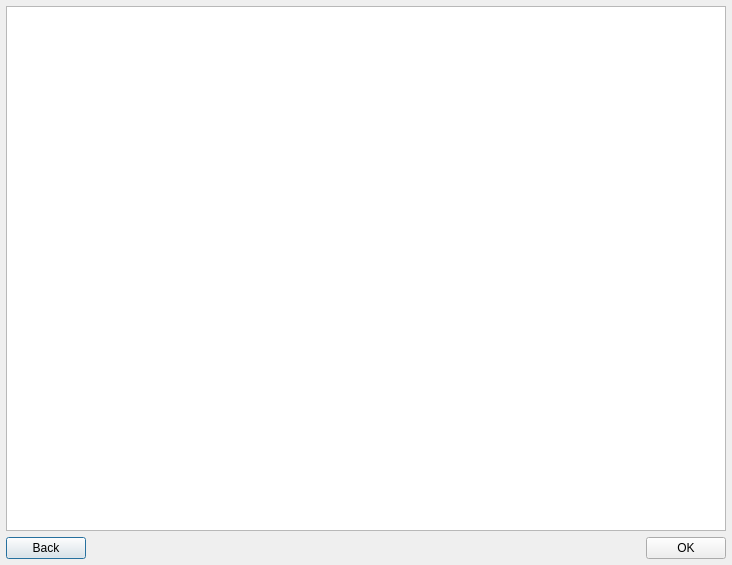
Old version of the form sub3suite/src/Dialogs/DocumentationDialog.ui in the repository 3nock/OTE.
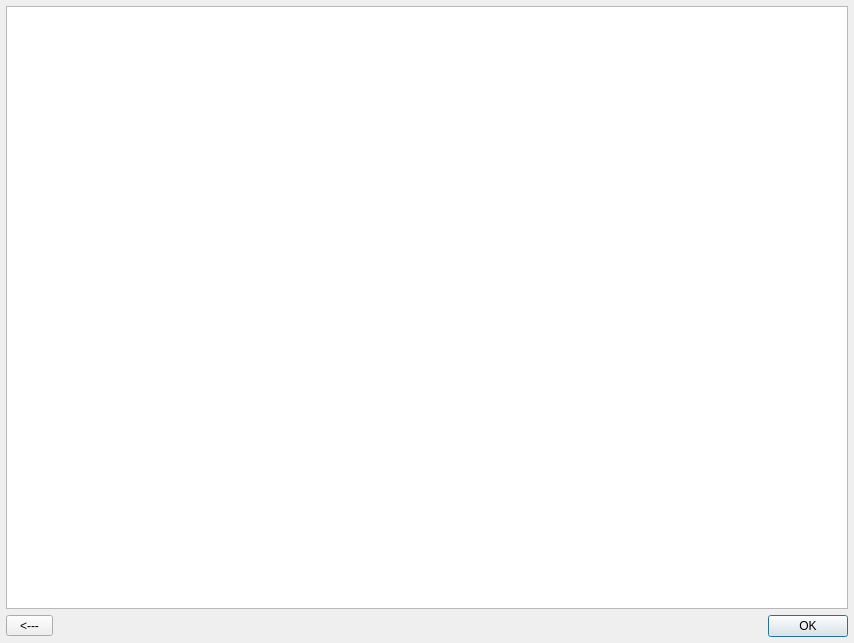
New version of the form.

Commit message: osint engine documentation

The edit to the form file:
```diff
--- a/sub3suite/src/Dialogs/DocumentationDialog.ui
+++ b/sub3suite/src/Dialogs/DocumentationDialog.ui
@@ -6,8 +6,8 @@
    <rect>
     <x>0</x>
     <y>0</y>
-    <width>732</width>
-    <height>565</height>
+    <width>854</width>
+    <height>643</height>
    </rect>
   </property>
   <property name="windowTitle">
@@ -32,9 +32,9 @@
    <item>
     <layout class="QHBoxLayout" name="horizontalLayout">
      <item>
-      <widget class="QPushButton" name="buttonBack">
+      <widget class="QToolButton" name="buttonBack">
        <property name="text">
-        <string>Back</string>
+        <string>  &lt;---  </string>
        </property>
       </widget>
      </item>
```
The commit also changes 15 other files.
